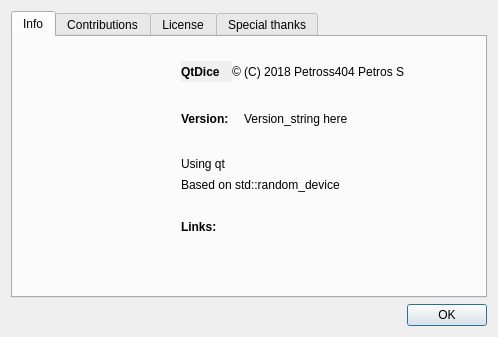
Before: the Qt Designer form src/About/about.ui in OrchisLloyd/QtDice, drawn with Qt 5.
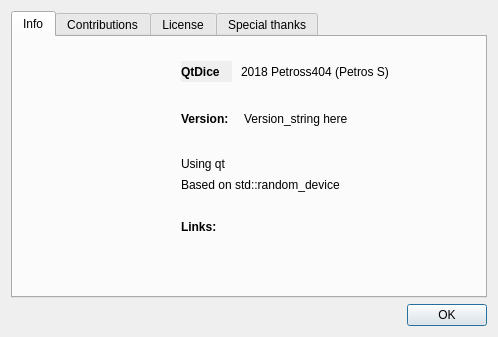
After: the same form once the commit is applied. Icons and pictures are not drawn.

Diff of the .ui file:
```diff
--- a/src/About/about.ui
+++ b/src/About/about.ui
@@ -105,14 +105,14 @@
       <widget class="QLabel" name="label_name_str">
        <property name="geometry">
         <rect>
-         <x>219</x>
+         <x>228</x>
          <y>24</y>
          <width>221</width>
          <height>21</height>
         </rect>
        </property>
        <property name="text">
-        <string>© (C) 2018 Petross404 Petros S</string>
+        <string>2018 Petross404 (Petros S)</string>
        </property>
       </widget>
       <widget class="QLabel" name="label_email">
```
Left out of the diff: 6 changed lines with no effect on the pictures.
